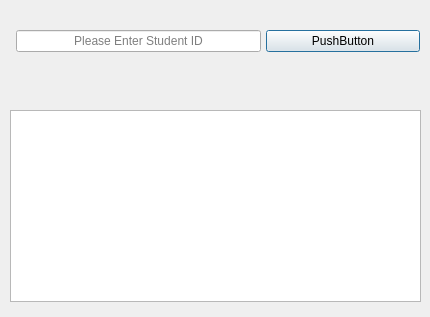
hazemhathout1/QtUniversityManagerSystem, file showdata.ui: the form before one commit.
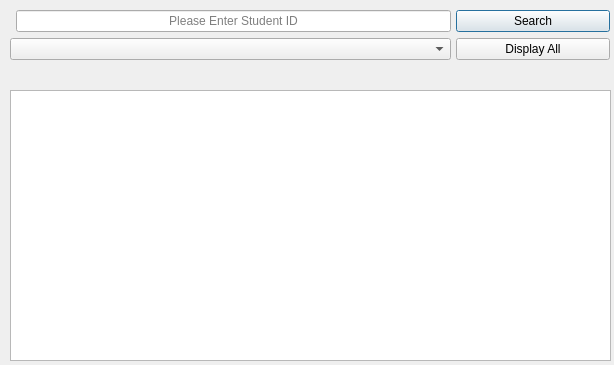
The form after the commit.

What changed in the file:
```diff
--- a/showdata.ui
+++ b/showdata.ui
@@ -6,8 +6,8 @@
    <rect>
     <x>0</x>
     <y>0</y>
-    <width>430</width>
-    <height>317</height>
+    <width>614</width>
+    <height>365</height>
    </rect>
   </property>
   <property name="windowTitle">
@@ -17,18 +17,21 @@
    <property name="geometry">
     <rect>
      <x>10</x>
-     <y>110</y>
-     <width>411</width>
-     <height>192</height>
+     <y>90</y>
+     <width>601</width>
+     <height>271</height>
     </rect>
    </property>
+   <property name="layoutDirection">
+    <enum>Qt::LeftToRight</enum>
+   </property>
   </widget>
   <widget class="QWidget" name="formLayoutWidget">
    <property name="geometry">
     <rect>
      <x>10</x>
-     <y>30</y>
-     <width>251</width>
+     <y>10</y>
+     <width>441</width>
      <height>71</height>
     </rect>
    </property>
@@ -43,27 +46,57 @@
       </property>
      </widget>
     </item>
+    <item row="1" column="0" colspan="2">
+     <widget class="QComboBox" name="cmbMajor">
+      <property name="placeholderText">
+       <string>Select Major</string>
+      </property>
+     </widget>
+    </item>
    </layout>
   </widget>
   <widget class="QWidget" name="formLayoutWidget_2">
    <property name="geometry">
     <rect>
-     <x>260</x>
-     <y>30</y>
+     <x>450</x>
+     <y>10</y>
      <width>160</width>
-     <height>31</height>
+     <height>71</height>
     </rect>
    </property>
    <layout class="QFormLayout" name="formLayout_2">
     <item row="0" column="1">
      <widget class="QPushButton" name="pushButton">
       <property name="text">
-       <string>PushButton</string>
+       <string>Search</string>
+      </property>
+     </widget>
+    </item>
+    <item row="1" column="1">
+     <widget class="QPushButton" name="pushButton_3">
+      <property name="text">
+       <string>Display All</string>
       </property>
      </widget>
     </item>
    </layout>
   </widget>
+  <widget class="QLabel" name="lblcheck">
+   <property name="geometry">
+    <rect>
+     <x>130</x>
+     <y>85</y>
+     <width>171</width>
+     <height>21</height>
+    </rect>
+   </property>
+   <property name="text">
+    <string/>
+   </property>
+   <property name="alignment">
+    <set>Qt::AlignCenter</set>
+   </property>
+  </widget>
  </widget>
  <resources/>
  <connections/>
```
Left out of the diff: 2 changed lines with no effect on the pictures.
